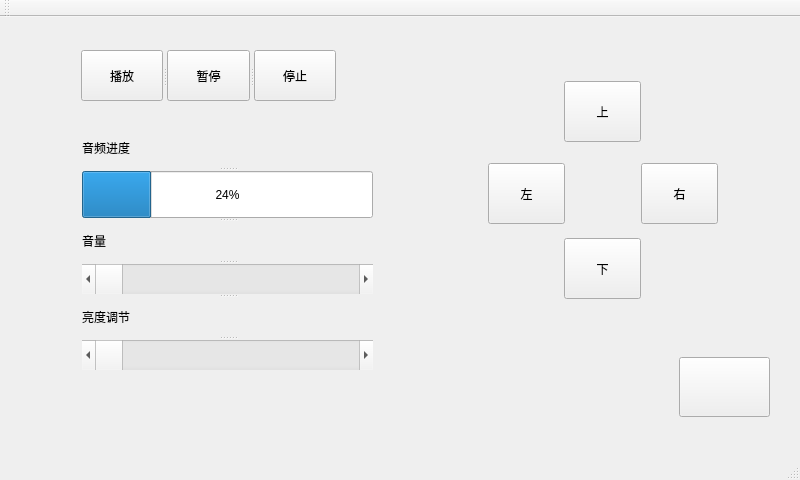
Old version of the form hardware_test/hardware_test/mainwindow.ui in the repository zhuolin2211/desktop_xiaofu.
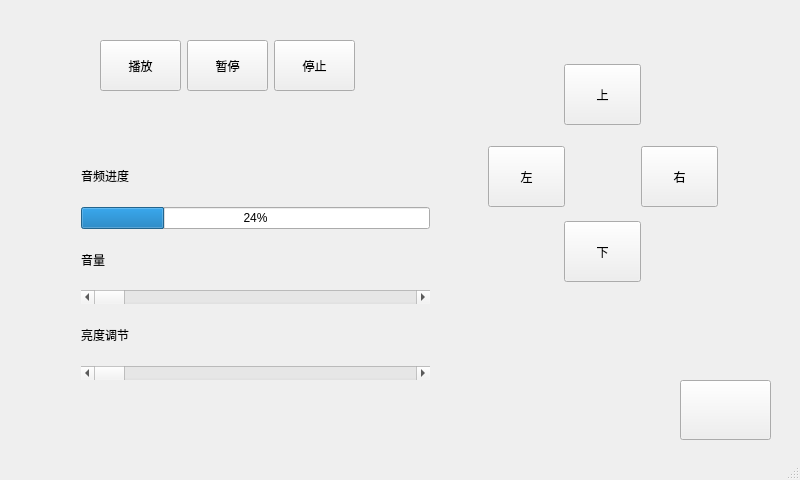
New version of the form.

Commit message: Adjust layout

What changed in the file:
```diff
--- a/hardware_test/hardware_test/mainwindow.ui
+++ b/hardware_test/hardware_test/mainwindow.ui
@@ -111,8 +111,8 @@
    <widget class="QPushButton" name="pushButton_quit">
     <property name="geometry">
      <rect>
-      <x>679</x>
-      <y>340</y>
+      <x>680</x>
+      <y>380</y>
       <width>91</width>
       <height>60</height>
      </rect>
@@ -121,95 +121,102 @@
      <string/>
     </property>
    </widget>
-   <widget class="QSplitter" name="splitter">
+   <widget class="QPushButton" name="pushButton_suspend">
     <property name="geometry">
      <rect>
-      <x>82</x>
-      <y>112</y>
-      <width>291</width>
-      <height>241</height>
+      <x>187</x>
+      <y>40</y>
+      <width>81</width>
+      <height>51</height>
      </rect>
     </property>
-    <property name="orientation">
-     <enum>Qt::Vertical</enum>
+    <property name="text">
+     <string>暂停</string>
     </property>
+   </widget>
+   <widget class="QPushButton" name="pushButton_paly">
+    <property name="geometry">
+     <rect>
+      <x>100</x>
+      <y>40</y>
+      <width>81</width>
+      <height>51</height>
+     </rect>
+    </property>
+    <property name="text">
+     <string>播放</string>
+    </property>
+   </widget>
+   <widget class="QPushButton" name="pushButton_stop">
+    <property name="geometry">
+     <rect>
+      <x>274</x>
+      <y>40</y>
+      <width>81</width>
+      <height>51</height>
+     </rect>
+    </property>
+    <property name="text">
+     <string>停止</string>
+    </property>
+   </widget>
+   <widget class="QWidget" name="">
+    <property name="geometry">
+     <rect>
+      <x>70</x>
+      <y>140</y>
+      <width>371</width>
+      <height>251</height>
+     </rect>
+    </property>
+    <layout class="QVBoxLayout" name="verticalLayout">
+     <property name="sizeConstraint">
+      <enum>QLayout::SetDefaultConstraint</enum>
+     </property>
+     <item>
     <widget class="QLabel" name="label">
      <property name="text">
       <string>音频进度</string>
      </property>
     </widget>
+     </item>
+     <item>
     <widget class="QProgressBar" name="progressBar_music">
      <property name="value">
       <number>24</number>
      </property>
     </widget>
+     </item>
+     <item>
     <widget class="QLabel" name="label_2">
      <property name="text">
       <string>音量</string>
      </property>
     </widget>
+     </item>
+     <item>
     <widget class="QScrollBar" name="horizontalScrollBar_value">
      <property name="orientation">
       <enum>Qt::Horizontal</enum>
      </property>
     </widget>
+     </item>
+     <item>
     <widget class="QLabel" name="label_3">
      <property name="text">
       <string>亮度调节</string>
      </property>
     </widget>
+     </item>
+     <item>
     <widget class="QScrollBar" name="horizontalScrollBar_light">
      <property name="orientation">
       <enum>Qt::Horizontal</enum>
      </property>
     </widget>
+     </item>
+    </layout>
    </widget>
-   <widget class="QSplitter" name="splitter_2">
-    <property name="geometry">
-     <rect>
-      <x>81</x>
-      <y>33</y>
-      <width>255</width>
-      <height>51</height>
-     </rect>
-    </property>
-    <property name="orientation">
-     <enum>Qt::Horizontal</enum>
-    </property>
-    <widget class="QPushButton" name="pushButton_paly">
-     <property name="text">
-      <string>播放</string>
-     </property>
-    </widget>
-    <widget class="QPushButton" name="pushButton_suspend">
-     <property name="text">
-      <string>暂停</string>
-     </property>
-    </widget>
-    <widget class="QPushButton" name="pushButton_stop">
-     <property name="text">
-      <string>停止</string>
-     </property>
-    </widget>
-   </widget>
-  </widget>
-  <widget class="QMenuBar" name="menuBar">
-   <property name="geometry">
-    <rect>
-     <x>0</x>
-     <y>0</y>
-     <width>800</width>
-     <height>31</height>
-    </rect>
-   </property>
-  </widget>
-  <widget class="QToolBar" name="mainToolBar">
-   <attribute name="toolBarArea">
-    <enum>TopToolBarArea</enum>
-   </attribute>
-   <attribute name="toolBarBreak">
-    <bool>false</bool>
-   </attribute>
   </widget>
   <widget class="QStatusBar" name="statusBar"/>
  </widget>
```
Left out of the diff: 18 changed lines with no effect on the pictures. Lines whose indentation alone changed are shown as unchanged. The commit also changes 6 other files.
